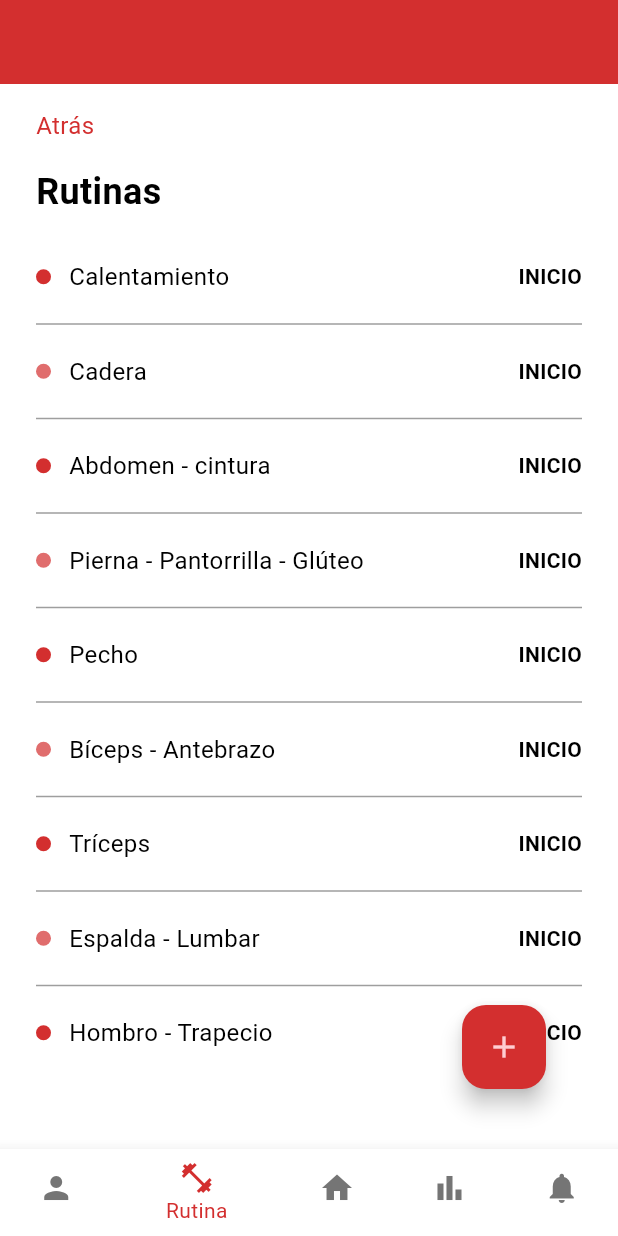
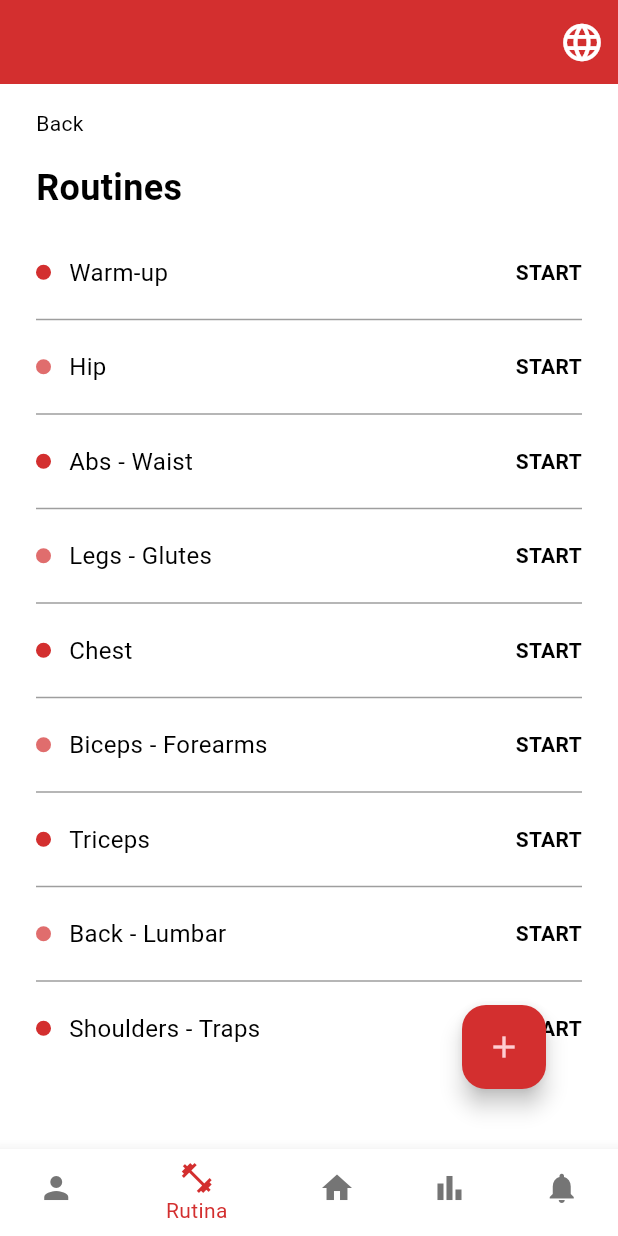
Before and after one commit to anderson2549/FitBuddy, a Flutter app: the MainScreen screen opened by its route, item 2 of the bottom bar chosen, on a phone screen of 412 x 824 dp. Run offline on Flutter 3.47's test engine with Material 3 defaults, Android fonts, the phone set to English and light mode, and no system bars; our stand-ins replace animate_do, flutter_riverpod, go_router, percent_indicator; missing offline and left inert: analyzer, build, source_gen.

Commit message:
Agregar lenguajes ES-EN

```diff
--- a/lib/l10n/app_en.arb
+++ b/lib/l10n/app_en.arb
@@ -32,5 +32,29 @@
   "menu_scroll_title": "Infinite Scroll",
   "menu_scroll_subtitle": "Infinite Scroll",
   "menu_controltheme_title": "Control theme",
-  "menu_controltheme_subtitle": "Control theme"
+  "menu_controltheme_subtitle": "Control theme",
+  "home_title": "FitBody",
+  "objectives_title": "Objectives:",
+  "progress_label": "Progress",
+  "objective_lose_weight": "Lose weight",
+  "objective_gain_muscle": "Gain muscle mass",
+  "objective_improve_fitness": "Improve fitness and quality of life",
+  "back_button": "Back",
+  "routines_title": "Routines",
+  "routine_start": "START",
+  "routine_warmup": "Warm-up",
+  "routine_hip": "Hip",
+  "routine_abs_waist": "Abs - Waist",
+  "routine_legs_glutes": "Legs - Glutes",
+  "routine_chest": "Chest",
+  "routine_biceps_forearms": "Biceps - Forearms",
+  "routine_triceps": "Triceps",
+  "routine_back_lumbar": "Back - Lumbar",
+  "routine_shoulders_traps": "Shoulders - Traps",
+  "progress_title": "Progress Fit",
+  "progress_item_label": "Item",
+  "progress_card_heading": "Heading",
+  "progress_card_subheading": "Subheading",
+  "progress_item_title": "Exercise Top",
+  "progress_item_description": "Menu description."
 }
--- a/lib/l10n/app_es.arb
+++ b/lib/l10n/app_es.arb
@@ -31,5 +31,29 @@
     "menu_scroll_title": "Scroll infinito",
     "menu_scroll_subtitle": "Scroll infinito",
     "menu_controltheme_title": "Control de tema",
-    "menu_controltheme_subtitle": "Control de tema"
+    "menu_controltheme_subtitle": "Control de tema",
+    "home_title": "FitBody",
+    "objectives_title": "Objetivos:",
+    "progress_label": "Avances",
+    "objective_lose_weight": "Perder peso",
+    "objective_gain_muscle": "Ganar masa muscular",
+    "objective_improve_fitness": "Mejorar la condición física y calidad de vida",
+    "back_button": "Atrás",
+    "routines_title": "Rutinas",
+    "routine_start": "INICIO",
+    "routine_warmup": "Calentamiento",
+    "routine_hip": "Cadera",
+    "routine_abs_waist": "Abdomen - Cintura",
+    "routine_legs_glutes": "Piernas - Glúteos",
+    "routine_chest": "Pecho",
+    "routine_biceps_forearms": "Bíceps - Antebrazos",
+    "routine_triceps": "Tríceps",
+    "routine_back_lumbar": "Espalda - Lumbar",
+    "routine_shoulders_traps": "Hombros - Trapecios",
+    "progress_title": "Progreso Fit",
+    "progress_item_label": "Elemento",
+    "progress_card_heading": "Encabezado",
+    "progress_card_subheading": "Subtítulo",
+    "progress_item_title": "Ejercicio Principal",
+    "progress_item_description": "Descripción del menú."
 }
--- a/lib/l10n/app_localizations.dart
+++ b/lib/l10n/app_localizations.dart
@@ -62,8 +62,7 @@ import 'app_localizations_es.dart';
 /// be consistent with the languages listed in the AppLocalizations.supportedLocales
 /// property.
 abstract class AppLocalizations {
-  AppLocalizations(String locale)
-    : localeName = intl.Intl.canonicalizedLocale(locale.toString());
+  AppLocalizations(String locale) : localeName = intl.Intl.canonicalizedLocale(locale.toString());
 
   final String localeName;
 
@@ -71,8 +70,7 @@ abstract class AppLocalizations {
     return Localizations.of<AppLocalizations>(context, AppLocalizations);
   }
 
-  static const LocalizationsDelegate<AppLocalizations> delegate =
-      _AppLocalizationsDelegate();
+  static const LocalizationsDelegate<AppLocalizations> delegate = _AppLocalizationsDelegate();
 
   /// A list of this localizations delegate along with the default localizations
   /// delegates.
@@ -84,18 +82,17 @@ abstract class AppLocalizations {
   /// Additional delegates can be added by appending to this list in
   /// MaterialApp. This list does not have to be used at all if a custom list
   /// of delegates is preferred or required.
-  static const List<LocalizationsDelegate<dynamic>> localizationsDelegates =
-      <LocalizationsDelegate<dynamic>>[
-        delegate,
-        GlobalMaterialLocalizations.delegate,
-        GlobalCupertinoLocalizations.delegate,
-        GlobalWidgetsLocalizations.delegate,
-      ];
+  static const List<LocalizationsDelegate<dynamic>> localizationsDelegates = <LocalizationsDelegate<dynamic>>[
+    delegate,
+    GlobalMaterialLocalizations.delegate,
+    GlobalCupertinoLocalizations.delegate,
+    GlobalWidgetsLocalizations.delegate,
+  ];
 
   /// A list of this localizations delegate's supported locales.
   static const List<Locale> supportedLocales = <Locale>[
     Locale('en'),
-    Locale('es'),
+    Locale('es')
   ];
 
   /// A message with a single parameter
@@ -217,10 +214,153 @@ abstract class AppLocalizations {
   /// In en, this message translates to:
   /// **'Control theme'**
   String get menu_controltheme_subtitle;
+
+  /// No description provided for @home_title.
+  ///
+  /// In en, this message translates to:
+  /// **'FitBody'**
+  String get home_title;
+
+  /// No description provided for @objectives_title.
+  ///
+  /// In en, this message translates to:
+  /// **'Objectives:'**
+  String get objectives_title;
+
+  /// No description provided for @progress_label.
+  ///
+  /// In en, this message translates to:
+  /// **'Progress'**
+  String get progress_label;
+
+  /// No description provided for @objective_lose_weight.
+  ///
+  /// In en, this message translates to:
+  /// **'Lose weight'**
+  String get objective_lose_weight;
+
+  /// No description provided for @objective_gain_muscle.
+  ///
+  /// In en, this message translates to:
+  /// **'Gain muscle mass'**
+  String get objective_gain_muscle;
+
+  /// No description provided for @objective_improve_fitness.
+  ///
+  /// In en, this message translates to:
+  /// **'Improve fitness and quality of life'**
+  String get objective_improve_fitness;
+
+  /// No description provided for @back_button.
+  ///
+  /// In en, this message translates to:
+  /// **'Back'**
+  String get back_button;
+
+  /// No description provided for @routines_title.
+  ///
+  /// In en, this message translates to:
+  /// **'Routines'**
+  String get routines_title;
+
+  /// No description provided for @routine_start.
+  ///
+  /// In en, this message translates to:
+  /// **'START'**
+  String get routine_start;
+
+  /// No description provided for @routine_warmup.
+  ///
+  /// In en, this message translates to:
+  /// **'Warm-up'**
+  String get routine_warmup;
+
+  /// No description provided for @routine_hip.
+  ///
+  /// In en, this message translates to:
+  /// **'Hip'**
+  String get routine_hip;
+
+  /// No description provided for @routine_abs_waist.
+  ///
+  /// In en, this message translates to:
+  /// **'Abs - Waist'**
+  String get routine_abs_waist;
+
+  /// No description provided for @routine_legs_glutes.
+  ///
+  /// In en, this message translates to:
+  /// **'Legs - Glutes'**
+  String get routine_legs_glutes;
+
+  /// No description provided for @routine_chest.
+  ///
+  /// In en, this message translates to:
+  /// **'Chest'**
+  String get routine_chest;
+
+  /// No description provided for @routine_biceps_forearms.
+  ///
+  /// In en, this message translates to:
+  /// **'Biceps - Forearms'**
+  String get routine_biceps_forearms;
+
+  /// No description provided for @routine_triceps.
+  ///
+  /// In en, this message translates to:
+  /// **'Triceps'**
+  String get routine_triceps;
+
+  /// No description provided for @routine_back_lumbar.
+  ///
+  /// In en, this message translates to:
+  /// **'Back - Lumbar'**
+  String get routine_back_lumbar;
+
+  /// No description provided for @routine_shoulders_traps.
+  ///
+  /// In en, this message translates to:
+  /// **'Shoulders - Traps'**
+  String get routine_shoulders_traps;
+
+  /// No description provided for @progress_title.
+  ///
+  /// In en, this message translates to:
+  /// **'Progress Fit'**
+  String get progress_title;
+
+  /// No description provided for @progress_item_label.
+  ///
+  /// In en, this message translates to:
+  /// **'Item'**
+  String get progress_item_label;
+
+  /// No description provided for @progress_card_heading.
+  ///
+  /// In en, this message translates to:
+  /// **'Heading'**
+  String get progress_card_heading;
+
+  /// No description provided for @progress_card_subheading.
+  ///
+  /// In en, this message translates to:
+  /// **'Subheading'**
+  String get progress_card_subheading;
+
+  /// No description provided for @progress_item_title.
+  ///
+  /// In en, this message translates to:
+  /// **'Exercise Top'**
+  String get progress_item_title;
+
+  /// No description provided for @progress_item_description.
+  ///
+  /// In en, this message translates to:
+  /// **'Menu description.'**
+  String get progress_item_description;
 }
 
-class _AppLocalizationsDelegate
-    extends LocalizationsDelegate<AppLocalizations> {
+class _AppLocalizationsDelegate extends LocalizationsDelegate<AppLocalizations> {
   const _AppLocalizationsDelegate();
 
   @override
@@ -229,26 +369,25 @@ class _AppLocalizationsDelegate
   }
 
   @override
-  bool isSupported(Locale locale) =>
-      <String>['en', 'es'].contains(locale.languageCode);
+  bool isSupported(Locale locale) => <String>['en', 'es'].contains(locale.languageCode);
 
   @override
   bool shouldReload(_AppLocalizationsDelegate old) => false;
 }
 
 AppLocalizations lookupAppLocalizations(Locale locale) {
+
+
   // Lookup logic when only language code is specified.
   switch (locale.languageCode) {
-    case 'en':
-      return AppLocalizationsEn();
-    case 'es':
-      return AppLocalizationsEs();
+    case 'en': return AppLocalizationsEn();
+    case 'es': return AppLocalizationsEs();
   }
 
   throw FlutterError(
     'AppLocalizations.delegate failed to load unsupported locale "$locale". This is likely '
     'an issue with the localizations generation tool. Please file an issue '
     'on GitHub with a reproducible sample app and the gen-l10n configuration '
-    'that was used.',
+    'that was used.'
   );
 }
--- a/lib/l10n/app_localizations_en.dart
+++ b/lib/l10n/app_localizations_en.dart
@@ -69,4 +69,76 @@ class AppLocalizationsEn extends AppLocalizations {
 
   @override
   String get menu_controltheme_subtitle => 'Control theme';
+
+  @override
+  String get home_title => 'FitBody';
+
+  @override
+  String get objectives_title => 'Objectives:';
+
+  @override
+  String get progress_label => 'Progress';
+
+  @override
+  String get objective_lose_weight => 'Lose weight';
+
+  @override
+  String get objective_gain_muscle => 'Gain muscle mass';
+
+  @override
+  String get objective_improve_fitness => 'Improve fitness and quality of life';
+
+  @override
+  String get back_button => 'Back';
+
+  @override
+  String get routines_title => 'Routines';
+
+  @override
+  String get routine_start => 'START';
+
+  @override
+  String get routine_warmup => 'Warm-up';
+
+  @override
+  String get routine_hip => 'Hip';
+
+  @override
+  String get routine_abs_waist => 'Abs - Waist';
+
+  @override
+  String get routine_legs_glutes => 'Legs - Glutes';
+
+  @override
+  String get routine_chest => 'Chest';
+
+  @override
+  String get routine_biceps_forearms => 'Biceps - Forearms';
+
+  @override
+  String get routine_triceps => 'Triceps';
+
+  @override
+  String get routine_back_lumbar => 'Back - Lumbar';
+
+  @override
+  String get routine_shoulders_traps => 'Shoulders - Traps';
+
+  @override
+  String get progress_title => 'Progress Fit';
+
+  @override
+  String get progress_item_label => 'Item';
+
+  @override
+  String get progress_card_heading => 'Heading';
+
+  @override
+  String get progress_card_subheading => 'Subheading';
+
+  @override
+  String get progress_item_title => 'Exercise Top';
+
+  @override
+  String get progress_item_description => 'Menu description.';
 }
--- a/lib/presentations/screens/main/main_screen.dart
+++ b/lib/presentations/screens/main/main_screen.dart
@@ -1,20 +1,23 @@
+import 'package:fitbuddy/core/widgets/molecules/modals/change_lang.dart';
 import 'package:flutter/material.dart';
+import 'package:flutter_riverpod/flutter_riverpod.dart';
+import 'package:fitbuddy/config/provider/locale_provider.dart';
 import 'package:fitbuddy/presentations/screens/main/views/perfil_view.dart';
 import 'package:fitbuddy/presentations/screens/main/views/rutina_view.dart';
 import 'package:fitbuddy/presentations/screens/main/views/home_view.dart';
 import 'package:fitbuddy/presentations/screens/main/views/progreso_view.dart';
 import 'package:fitbuddy/presentations/screens/main/views/notificaciones_view.dart';
 
-class MainScreen extends StatefulWidget {
+class MainScreen extends ConsumerStatefulWidget {
   static const name = 'main_screen';
 
   const MainScreen({super.key});
 
   @override
-  State<MainScreen> createState() => _MainScreenState();
+  ConsumerState<MainScreen> createState() => _MainScreenState();
 }
 
-class _MainScreenState extends State<MainScreen> {
+class _MainScreenState extends ConsumerState<MainScreen> {
   int _currentIndex = 2; // Default to "Home"
 
   final List<Widget> _screens = const [
@@ -28,14 +31,29 @@ class _MainScreenState extends State<MainScreen> {
   @override
   Widget build(BuildContext context) {
     final theme = Theme.of(context);
+    final locale = ref.watch(localeProvider);
 
     return Scaffold(
       appBar: AppBar(
-        title: Text(
-          '',
-          style: TextStyle(color: theme.colorScheme.onPrimary),
-        ),
+        //title: Text('', style: TextStyle(color: theme.colorScheme.onPrimary)),
         backgroundColor: theme.colorScheme.primary,
+        actions: [
+          IconButton(
+            icon: const Icon(Icons.language),
+            color: theme.colorScheme.onPrimary,
+            tooltip: 'Cambiar idioma',
+            iconSize: 30,
+            onPressed: () {
+              showLanguageSelector(
+                context,
+                currentLocale: locale,
+                onSelected: (newLocale) {
+                  ref.read(localeProvider.notifier).state = newLocale;
+                },
+              );
+            },
+          ),
+        ],
       ),
       body: IndexedStack(index: _currentIndex, children: _screens),
       bottomNavigationBar: BottomNavigationBar(
--- a/lib/presentations/screens/main/views/rutina_view.dart
+++ b/lib/presentations/screens/main/views/rutina_view.dart
@@ -1,4 +1,5 @@
 import 'package:flutter/material.dart';
+import 'package:fitbuddy/core/widgets/atoms/text_translation.dart';
 
 class RoutinesView extends StatelessWidget {
   const RoutinesView({super.key});
@@ -9,15 +10,15 @@ class RoutinesView extends StatelessWidget {
 
     // Tus datos de rutinas
     final routines = <Map<String, dynamic>>[
-      {'name': 'Calentamiento', 'color': red},
-      {'name': 'Cadera', 'color': red.withOpacity(0.7)},
-      {'name': 'Abdomen - cintura', 'color': red},
-      {'name': 'Pierna - Pantorrilla - Glúteo', 'color': red.withOpacity(0.7)},
-      {'name': 'Pecho', 'color': red},
-      {'name': 'Bíceps - Antebrazo', 'color': red.withOpacity(0.7)},
-      {'name': 'Tríceps', 'color': red},
-      {'name': 'Espalda - Lumbar', 'color': red.withOpacity(0.7)},
-      {'name': 'Hombro - Trapecio', 'color': red},
+      {'name': 'routine_warmup', 'color': red},
+      {'name': 'routine_hip', 'color': red.withOpacity(0.7)},
+      {'name': 'routine_abs_waist', 'color': red},
+      {'name': 'routine_legs_glutes', 'color': red.withOpacity(0.7)},
+      {'name': 'routine_chest', 'color': red},
+      {'name': 'routine_biceps_forearms', 'color': red.withOpacity(0.7)},
+      {'name': 'routine_triceps', 'color': red},
+      {'name': 'routine_back_lumbar', 'color': red.withOpacity(0.7)},
+      {'name': 'routine_shoulders_traps', 'color': red},
     ];
 
     return SafeArea(
@@ -33,24 +34,15 @@ class RoutinesView extends StatelessWidget {
                   onTap: () {
                     Navigator.of(context).pushReplacementNamed('/home');
                   },
-                  child: const Text(
-                    'Atrás',
-                    style: TextStyle(
-                      color: red,
-                      fontSize: 16,
-                    ),
-                  ),
+                  child: const TextTranslation('back_button'),
                 ),
 
                 const SizedBox(height: 16),
 
                 // Título
-                const Text(
-                  'Rutinas',
-                  style: TextStyle(
-                    fontSize: 24,
-                    fontWeight: FontWeight.bold,
-                  ),
+                const TextTranslation(
+                  'routines_title',
+                  style: TextStyle(fontSize: 24, fontWeight: FontWeight.bold),
                 ),
 
                 const SizedBox(height: 16),
@@ -59,7 +51,8 @@ class RoutinesView extends StatelessWidget {
                 Expanded(
                   child: ListView.separated(
                     itemCount: routines.length,
-                    separatorBuilder: (_, __) => const Divider(color: Colors.grey),
+                    separatorBuilder:
+                        (_, __) => const Divider(color: Colors.grey),
                     itemBuilder: (context, index) {
                       final item = routines[index];
                       return Padding(
@@ -80,15 +73,15 @@ class RoutinesView extends StatelessWidget {
 
                             // Nombre de la rutina
                             Expanded(
-                              child: Text(
+                              child: TextTranslation(
                                 item['name'] as String,
                                 style: const TextStyle(fontSize: 16),
                               ),
                             ),
 
                             // Texto "INICIO"
-                            const Text(
-                              'INICIO',
+                            const TextTranslation(
+                              'routine_start',
                               style: TextStyle(
                                 fontSize: 14,
                                 fontWeight: FontWeight.bold,
```
Also changed, not shown: lib/core/widgets/molecules/modals/change_lang.dart (added, +38 -0 lines), lib/l10n/app_localizations_es.dart (+72 -0 lines), lib/presentations/screens/main/views/home_view.dart (+30 -21 lines), lib/presentations/screens/main/views/perfil_view.dart (+7 -3 lines), lib/presentations/screens/main/views/progreso_view.dart (+19 -18 lines), lib/l10n/app_localizations.localizations_access.g.dart, pubspec.lock.
